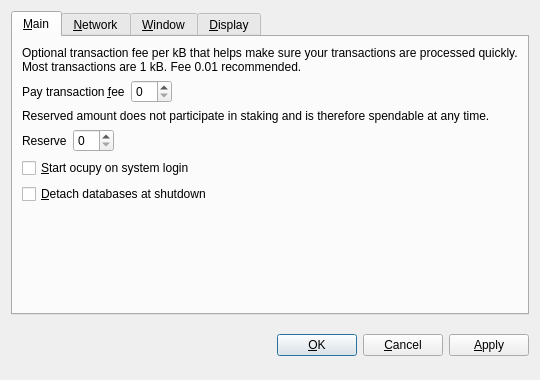
This is src/qt/forms/optionsdialog.ui in macht1/blitz as Qt 5 draws it before an edit. The edited form follows.
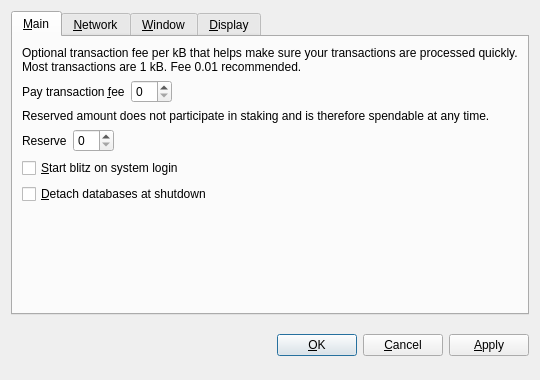
This is the edited form. Custom widgets are drawn as their Qt base class.

Commit message: Rebranding from Ocupy to Blitz

Diff of the .ui file:
```diff
--- a/src/qt/forms/optionsdialog.ui
+++ b/src/qt/forms/optionsdialog.ui
@@ -128,7 +128,7 @@
           <string>Automatically start ocupy after logging in to the system.</string>
          </property>
          <property name="text">
-          <string>&amp;Start ocupy on system login</string>
+          <string>&amp;Start blitz on system login</string>
          </property>
         </widget>
        </item>
```
Left out of the diff: 10 changed lines with no effect on the pictures. The commit also changes 170 other files.
